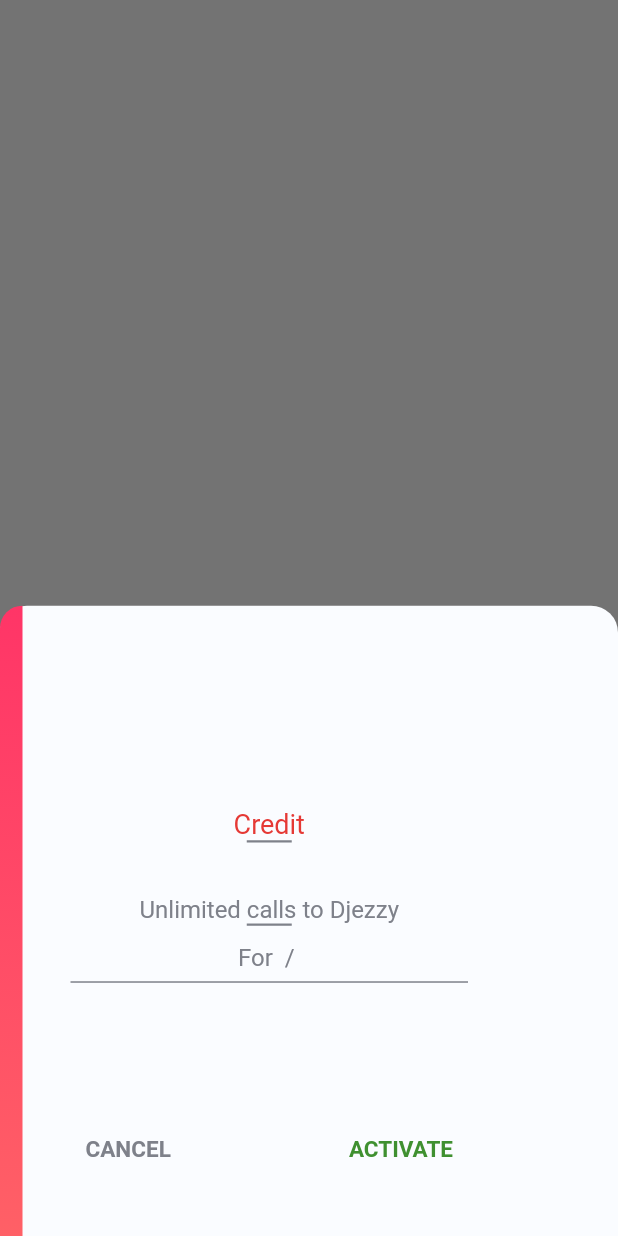
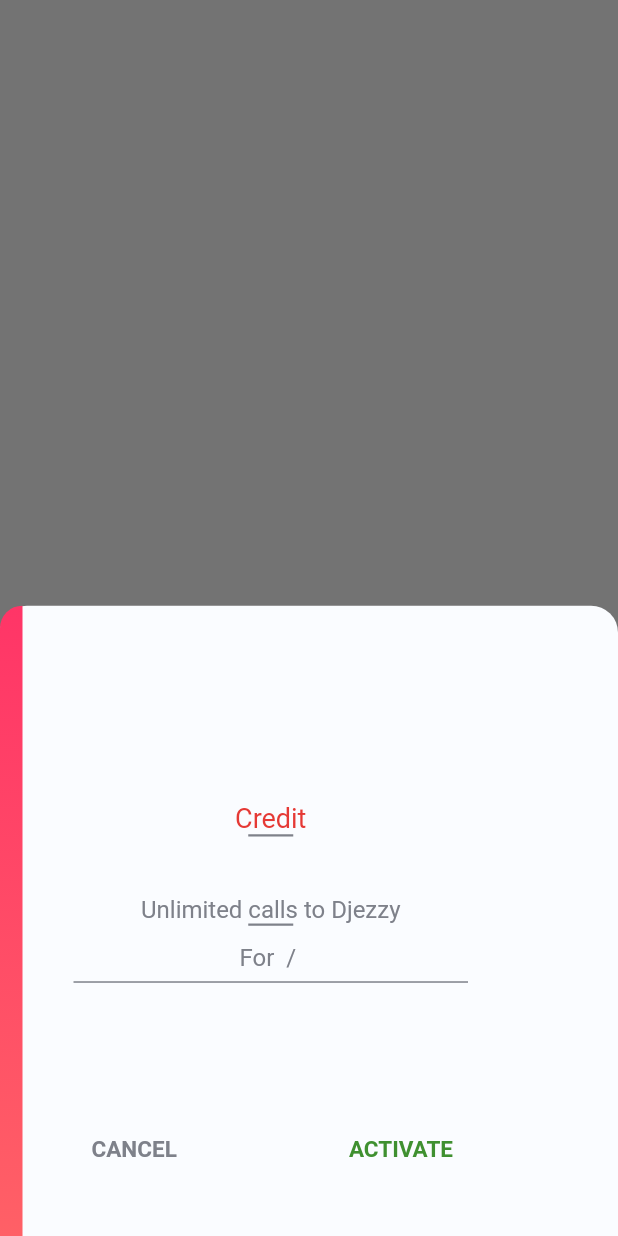
Before and after one commit to prolagg99/Djezzy, a Flutter app: what showBottomSheetImtiyaz() shows on an empty page, opened directly with empty values, on a phone screen of 412 x 824 dp. Run offline on Flutter 3.47's test engine with Material 2 defaults, Android fonts, the light colour scheme and no system bars; our stand-ins replace dots_indicator, flutter_spinkit; missing offline and left inert: flutter_statusbarcolor.

Commit message:
the show bottom sheet imtiyaz done

```diff
--- a/lib/Djezzy/utils/DjezzyWidget.dart
+++ b/lib/Djezzy/utils/DjezzyWidget.dart
@@ -219,9 +219,11 @@
                           end: Alignment.bottomLeft,
                           colors: [colorAccent, colorAccent2]))),
               Padding(
-                  padding: const EdgeInsets.fromLTRB(32, 12, 48, 12),
+                  padding: const EdgeInsets.fromLTRB(0, 12, 0, 12),
                   child: Container(
-                      width: 265,
+                      width: 345,
+                      // width: double.infinity,
+                      // color: Colors.red,
                       child: Column(
                         mainAxisAlignment: MainAxisAlignment.spaceEvenly,
                         children: <Widget>[
@@ -231,8 +233,11 @@
                                 style: TextStyle(
                                     color: Colors.black87, fontSize: 18)),
                           ),
-                          SizedBox(height: 4),
-                          Column(
+
+                          // SizedBox(height: 0),
+                          Padding(
+                            padding: const EdgeInsets.fromLTRB(34, 0, 48, 0),
+                            child: Column(
                               children: <Widget>[
                                 Text(model.offre1,
                                     style: TextStyle(
@@ -250,11 +255,15 @@
                                     height: 1.5,
                                     width: 30,
                                     color: colorPrimary_light),
+                                SizedBox(height: 14),
                               ],
                             ),
-                          SizedBox(height: 10),
+                          ),
+
                           // for offer 2
-                          Column(
+                          Padding(
+                            padding: const EdgeInsets.fromLTRB(34, 0, 48, 0),
+                            child: Column(
                               children: <Widget>[
                                 Text(model.offre2,
                                     style: TextStyle(
@@ -267,17 +276,52 @@
                                         ? 'Credit'
                                         : 'Unlimited calls to Djezzy',
                                     style: TextStyle(
-                                      color: colorPrimary_light, fontSize: 16)),
+                                        color: colorPrimary_light,
+                                        fontSize: 16)),
                                 Container(
                                     height: 1.5,
                                     width: 30,
                                     color: colorPrimary_light),
+                                SizedBox(height: 12),
                               ],
                             ),
+                          ),
+
+                          // for offer num 3
+                          model.numberOffers == '3' || model.numberOffers == '4'
+                              ? Padding(
+                                  padding:
+                                      const EdgeInsets.fromLTRB(34, 0, 48, 0),
+                                  child: Column(
+                                    children: <Widget>[
+                                      Text(model.offre3,
+                                          style: TextStyle(
+                                              color: colorPrimary_light,
+                                              fontSize: 20,
+                                              fontWeight: FontWeight.bold)),
+                                      SizedBox(height: 2),
+                                      Text(
+                                          model.numberOffers == '3'
+                                              ? 'SMS Unlimited to Djezzy'
+                                              : 'Unlimited calls to Djezzy',
+                                          style: TextStyle(
+                                              color: colorPrimary_light,
+                                              fontSize: 16)),
+                                      Container(
+                                          height: 1.5,
+                                          width: 30,
+                                          color: colorPrimary_light),
                                       SizedBox(height: 12),
-                          // for offer num 3
-                          model.numberOffers == '3'
-                              ? Column(
+                                    ],
+                                  ),
+                                )
+                              : SizedBox(height: 0, width: 0),
+                          // for offer num 4
+                          model.numberOffers == '4'
+                              ? Padding(
+                                  padding:
+                                      const EdgeInsets.fromLTRB(34, 0, 48, 0),
+                                  child: Column(
                                     children: <Widget>[
                                       Text(model.offre3,
                                           style: TextStyle(
@@ -295,36 +339,21 @@
                                           color: colorPrimary_light),
                                       SizedBox(height: 12),
                                     ],
-                                )
-                              : SizedBox(height: 0, width: 0),
-                          // for offer num 4
-                          model.numberOffers == '4'
-                              ? Column(
-                                  children: <Widget>[
-                                    Text(model.offre3,
-                                        style: TextStyle(
-                                            color: colorPrimary_light,
-                                            fontSize: 20,
-                                            fontWeight: FontWeight.bold)),
-                                    SizedBox(height: 2),
-                                    Text('SMS',
-                                        style: TextStyle(
-                                            color: colorPrimary_light,
-                                            fontSize: 16)),
-                                    Container(
-                                        height: 1.5,
-                                        width: 30,
-                                        color: colorPrimary_light),
-                                    SizedBox(height: 12),
-                                  ],
+                                  ),
                                 )
                               : SizedBox(height: 0, width: 0),
 
                           Expanded(
                             flex: 1,
+                            child: Padding(
+                              padding: const EdgeInsets.fromLTRB(34, 0, 48, 0),
                               child: Column(
                                 children: <Widget>[
-                                Text('For ' + model.price + ' / ' + model.delay,
+                                  Text(
+                                      'For ' +
+                                          model.price +
+                                          ' / ' +
+                                          model.delay,
                                       style: TextStyle(
                                           color: colorPrimary_light,
                                           fontSize: 16)),
@@ -336,11 +365,12 @@
                                 ],
                               ),
                             ),
+                          ),
                           Expanded(
                             flex: 1,
                             child: Padding(
                                 padding:
-                                    const EdgeInsets.fromLTRB(10, 6, 10, 6),
+                                    const EdgeInsets.fromLTRB(46, 6, 58, 6),
                                 child: Row(
                                   mainAxisAlignment:
                                       MainAxisAlignment.spaceBetween,
```
Lines whose indentation alone changed are shown as unchanged.
